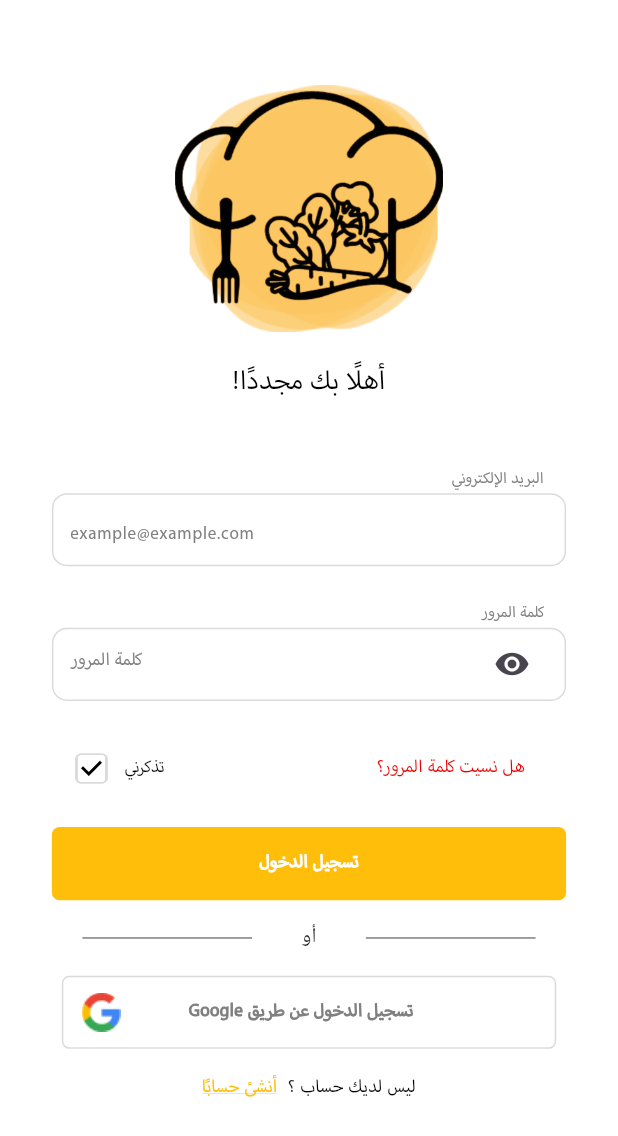
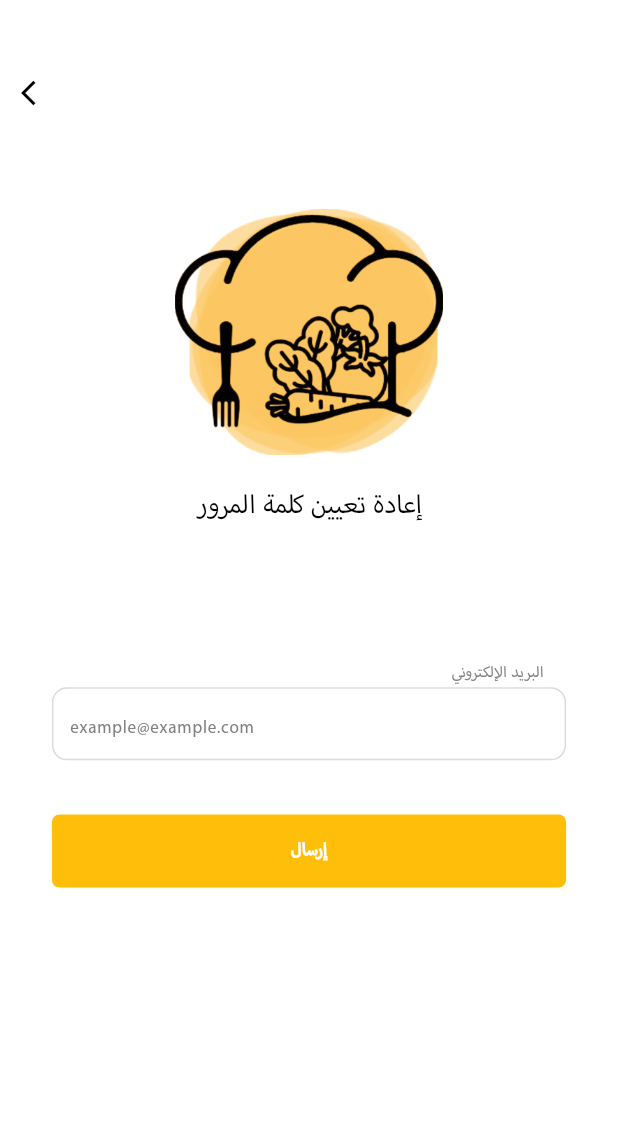
Before and after one commit to Abdelelah-PAL/foodlink, a Flutter app: the LoginScreen screen opened directly, after a tap on "هل نسيت كلمة المرور؟", on a phone screen of 412 x 824 dp. Shown: the top 1136 px of the screen. Run offline on Flutter 3.47's test engine with Material 3 defaults, Android fonts, the phone set to English and light mode, and no system bars; our stand-ins replace cloud_firestore, firebase_auth, firebase_core, firebase_storage, fluttertoast, get and 3 more; missing offline and left inert: firebase_app_check; accounts and stored records are empty.

Commit message:
fixing issues

```diff
--- a/lib/controllers/auth_controller.dart
+++ b/lib/controllers/auth_controller.dart
@@ -8,10 +8,14 @@ import '../screens/auth_screens/login_screen.dart';
 import '../services/translation_services.dart';
 
 class AuthController {
+  static final AuthController _instance = AuthController._internal();
+  factory AuthController() => _instance;
+  AuthController._internal();
   TextEditingController usernameController = TextEditingController();
   TextEditingController emailController = TextEditingController();
   TextEditingController passwordController = TextEditingController();
   TextEditingController confirmedPasswordController = TextEditingController();
+  TextEditingController forgotPasswordEmailController = TextEditingController();
   Color emailTextFieldBorderColor = AppColors.textFieldBorderColor;
   Color passwordTextFieldBorderColor = AppColors.textFieldBorderColor;
   Color confirmPasswordTextFieldBorderColor = AppColors.textFieldBorderColor;
--- a/lib/core/utils/intl_ar.json
+++ b/lib/core/utils/intl_ar.json
@@ -170,5 +170,8 @@
   "name": "الاسم",
   "save": "حفظ",
   "contacting_header": "إذا كانت لديك أي استفسارات، تواصل معنا.\nسنسعد بمساعدتك.",
-  "social_media": "وسائل التواصل الاجتماعي"
+  "social_media": "وسائل التواصل الاجتماعي",
+  "reset_password": "إعادة تعيين كلمة المرور",
+  "send": "إرسال",
+  "email_sent": "إذا كان البريد الإلكتروني حقيقيًّا، سوف يصلك رابط لإعادة تعيين كلمة المرور"
 }
--- a/lib/core/utils/intl_en.json
+++ b/lib/core/utils/intl_en.json
@@ -170,5 +170,8 @@
   "name": "name",
   "save": "Save",
   "contacting_header": "If you have any questions \n We will be happy to help you.",
-  "social_media": "Social Media Accounts"
+  "social_media": "Social Media Accounts",
+  "reset_password": "Reset Password",
+  "send": "Send",
+  "email_sent": "If this email exists, a reset link has been sent."
 }
--- a/lib/providers/authentication_provider.dart
+++ b/lib/providers/authentication_provider.dart
@@ -45,4 +45,7 @@ class AuthenticationProvider with ChangeNotifier {
     user = null;
     await _authService.logout();
   }
+  Future<void> sendPasswordResetEmail(email) async {
+    await _authService.sendPasswordResetEmail(email);
+  }
 }
--- /dev/null
+++ b/lib/screens/auth_screens/forget_password_screen.dart
@@ -0,0 +1,123 @@
+import 'package:flutter/material.dart';
+import 'package:fluttertoast/fluttertoast.dart';
+import 'package:foodlink/screens/widgets/custom_back_button.dart';
+import 'package:provider/provider.dart';
+import '../../controllers/auth_controller.dart';
+import '../../core/constants/assets.dart';
+import '../../core/constants/colors.dart';
+import '../../core/utils/size_config.dart';
+import '../../providers/authentication_provider.dart';
+import '../../providers/settings_provider.dart';
+import '../../services/translation_services.dart';
+import '../widgets/custom_text.dart';
+import 'widgets/custom_auth_btn.dart';
+import 'widgets/custom_auth_divider.dart';
+import 'widgets/custom_auth_textfield.dart';
+import 'widgets/custom_auth_textfield_header.dart';
+
+class ForgotPasswordScreen extends StatefulWidget {
+  const ForgotPasswordScreen({super.key});
+
+  @override
+  _ForgotPasswordScreenState createState() => _ForgotPasswordScreenState();
+}
+
+class _ForgotPasswordScreenState extends State<ForgotPasswordScreen> {
+  @override
+  Widget build(BuildContext context) {
+    // return Scaffold(
+    //   appBar: AppBar(title: const Text("Forgot Password")),
+    //   body: Padding(
+    //     padding: const EdgeInsets.all(16),
+    //     child: Column(
+    //       children: [
+    //         TextField(
+    //           controller: _emailController,
+    //           decoration: const InputDecoration(labelText: "Email"),
+    //           keyboardType: TextInputType.emailAddress,
+    //         ),
+    //         const SizedBox(height: 20),
+    //         ElevatedButton(
+    //           onPressed: _sendPasswordResetEmail,
+    //           child: const Text("Send Reset Link"),
+    //         ),
+    //       ],
+    //     ),
+    //   ),
+    // );
+    var settingsProvider = Provider.of<SettingsProvider>(context);
+    var authenticationProvider = Provider.of<AuthenticationProvider>(context);
+
+    return Scaffold(
+        appBar: PreferredSize(
+            preferredSize:
+                Size.fromHeight(SizeConfig.getProperVerticalSpace(10)),
+            child:  Padding(
+              padding: EdgeInsets.only(top: SizeConfig.getProperVerticalSpace(20)),
+              child: const Row(
+                mainAxisAlignment: MainAxisAlignment.start,
+                children: [
+                   CustomBackButton(),
+                ],
+              ),
+            )),
+        backgroundColor: AppColors.backgroundColor,
+        resizeToAvoidBottomInset: false,
+        body: GestureDetector(
+          behavior: HitTestBehavior.opaque,
+          onTap: () => FocusScope.of(context).unfocus(),
+          child: Padding(
+              padding: EdgeInsets.symmetric(
+                  horizontal: SizeConfig.getProportionalWidth(10),
+                  vertical: SizeConfig.getProportionalWidth(45)),
+              child: Column(children: [
+                SizeConfig.customSizedBox(
+                    179, 179, Image.asset(Assets.pureLogo)),
+                Padding(
+                    padding: EdgeInsets.only(
+                        top: SizeConfig.getProportionalHeight(10),
+                        bottom: SizeConfig.getProportionalHeight(13)),
+                    child: const CustomText(
+                      isCenter: true,
+                      text: "reset_password",
+                      fontSize: 24,
+                      fontWeight: FontWeight.normal,
+                      color: AppColors.fontColor,
+                    )),
+                SizeConfig.customSizedBox(null, 70, null),
+                CustomAuthTextFieldHeader(
+                    text: TranslationService().translate('email'),
+                    settingsProvider: settingsProvider),
+                CustomAuthenticationTextField(
+                  hintText: 'example@example.com',
+                  obscureText: false,
+                  textEditingController:
+                      AuthController().forgotPasswordEmailController,
+                  borderColor: AppColors.textFieldBorderColor,
+                  settingsProvider: settingsProvider,
+                ),
+                SizeConfig.customSizedBox(
+                  null,
+                  15,
+                  null,
+                ),
+                SizeConfig.customSizedBox(null, 15, null),
+                CustomAuthBtn(
+                    text: TranslationService().translate('send'),
+                    onTap: () async {
+                      if (AuthController()
+                          .forgotPasswordEmailController
+                          .text
+                          .isEmpty) {
+                        Fluttertoast.showToast(
+                            msg: TranslationService().translate("enter_email"));
+                        return;
+                      }
+                      await authenticationProvider.sendPasswordResetEmail(
+                          AuthController().forgotPasswordEmailController.text.trim());
+                      Fluttertoast.showToast(msg: TranslationService().translate("email_sent"));
+                    }),
+              ])),
+        ));
+  }
+}
--- a/lib/screens/auth_screens/login_screen.dart
+++ b/lib/screens/auth_screens/login_screen.dart
@@ -1,5 +1,4 @@
 import 'package:flutter/material.dart';
-import 'package:foodlink/controllers/settings_controller.dart';
 import 'package:get/get.dart';
 import 'package:provider/provider.dart';
 import '../../controllers/auth_controller.dart';
@@ -13,6 +12,7 @@ import '../../providers/users_provider.dart';
 import '../../services/translation_services.dart';
 import '../roles_screen/roles_screen.dart';
 import '../widgets/custom_text.dart';
+import 'forget_password_screen.dart';
 import 'sign_up_screen.dart';
 import 'widgets/custom_auth_btn.dart';
 import 'widgets/custom_auth_divider.dart';
@@ -155,7 +155,7 @@ class _LoginScreenState extends State<LoginScreen> {
                         ],
                       ),
                       TextButton(
-                        onPressed: () {},
+                        onPressed: () => {Get.to(() => const ForgotPasswordScreen())},
                         child: Text(
                           TranslationService().translate("forgot_password"),
                           style: TextStyle(
--- a/lib/services/auth_services.dart
+++ b/lib/services/auth_services.dart
@@ -47,7 +47,8 @@ class AuthService with ChangeNotifier {
     try {
       final GoogleSignInAccount? googleUser = await GoogleSignIn().signIn();
       if (googleUser == null) return null;
-      final GoogleSignInAuthentication googleAuth = await googleUser.authentication;
+      final GoogleSignInAuthentication googleAuth =
+          await googleUser.authentication;
       final credential = GoogleAuthProvider.credential(
         accessToken: googleAuth.accessToken,
         idToken: googleAuth.idToken,
@@ -62,4 +63,15 @@ class AuthService with ChangeNotifier {
   Future<void> logout() async {
     await FirebaseAuth.instance.signOut();
   }
+
+  Future<void> sendPasswordResetEmail(email) async {
+    try {
+      await _auth.sendPasswordResetEmail(email: email);
+    } catch (e) {
+      if (kDebugMode) {
+        print("Error: ${e.toString()}");
+      }
+      return;
+    }
+  }
 }
--- a/pubspec.yaml
+++ b/pubspec.yaml
@@ -29,6 +29,7 @@ dependencies:
   url_launcher: ^6.3.1
   intl: ^0.20.1
   table_calendar: ^3.2.0
+  fluttertoast: ^8.2.12
 
 
 
```
Also changed, not shown: pubspec.lock.
